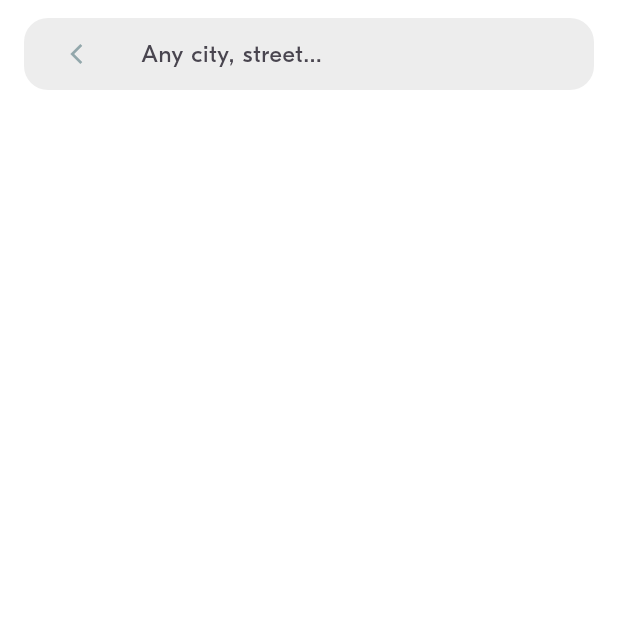
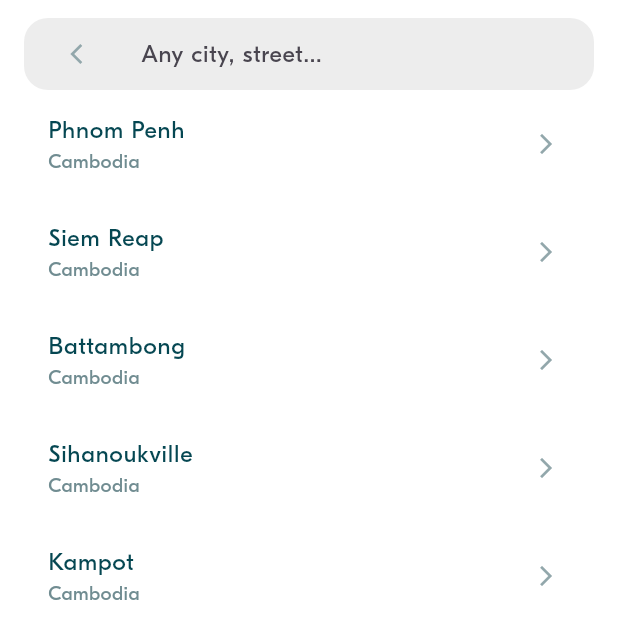
Before and after one commit to chimlimhao/flutter-term2, a Flutter app: the screen it shows after launch, after a tap on "Leaving from", on a phone screen of 412 x 824 dp. Shown: the top 639 px of the screen. Run offline on Flutter 3.47's test engine with Material 3 defaults, Android fonts, the phone set to English and light mode, and no system bars; project files that could hold a hidden picture were left out.

Commit message:
BLA-101: Refactor Location Service.

```diff
--- a/lib/main.dart
+++ b/lib/main.dart
@@ -1,13 +1,15 @@
 import 'package:flutter/material.dart';
+import 'package:app/repository/mock/mock_location_repository.dart';
 import 'package:app/repository/mock/mock_ride_preferences_repository.dart';
+import 'package:app/service/locations_service.dart';
+import 'package:app/service/ride_prefs_service.dart';
 import 'screens/ride_pref/ride_pref_screen.dart';
-import 'service/ride_prefs_service.dart';
 import 'theme/theme.dart';
 
 void main() {
   // 1 - Initialize the services
   RidePrefService.initialize(MockRidePreferencesRepository());
-
+  LocationsService.initialize(MockLocationRepository());
   // 2- Run the UI
   runApp(const MyApp());
 }
--- a/lib/model/ride/locations.dart
+++ b/lib/model/ride/locations.dart
@@ -4,7 +4,8 @@
 enum Country {
   france('France'),
   uk('United Kingdom'),
-  spain('Spain');
+  spain('Spain'),
+  kh('Cambodia');
 
   final String name;
 
--- /dev/null
+++ b/lib/repository/location_repository.dart
@@ -0,0 +1,5 @@
+import 'package:app/model/ride/locations.dart';
+
+abstract class LocationRepository {
+  List<Location> getLocations();
+}
--- /dev/null
+++ b/lib/repository/mock/mock_location_repository.dart
@@ -0,0 +1,15 @@
+import 'package:app/model/ride/locations.dart';
+import 'package:app/repository/location_repository.dart';
+
+class MockLocationRepository extends LocationRepository {
+  @override
+  List<Location> getLocations() {
+    return [
+      Location(name: 'Phnom Penh', country: Country.kh),
+      Location(name: 'Siem Reap', country: Country.kh),
+      Location(name: 'Battambong', country: Country.kh),
+      Location(name: 'Sihanoukville', country: Country.kh),
+      Location(name: 'Kampot', country: Country.kh),
+    ];
+  }
+}
--- a/lib/service/locations_service.dart
+++ b/lib/service/locations_service.dart
@@ -1,11 +1,55 @@
 import 'package:app/model/ride/locations.dart';
+import 'package:app/repository/location_repository.dart';
 
-import '../dummy_data/dummy_data.dart';
-
-////
-///   This service handles:
-///   - The list of available rides
+///
+/// This service handles:
+/// - The list of available locations
 ///
 class LocationsService {
-  static const List<Location> availableLocations = fakeLocations;
+  // Static repository instance
+  static LocationsService? _instance;
+
+  // Access to past preferences
+  final LocationRepository repository;
+
+  ///
+  /// Private constructor
+  ///
+  LocationsService._internal(this.repository);
+
+  ///
+  /// Initialize
+  ///
+  static void initialize(LocationRepository repository) {
+    if (_instance == null) {
+      _instance = LocationsService._internal(repository);
+    } else {
+      throw Exception("LocationsService is already initialized.");
+    }
+  }
+
+  ///
+  /// Singleton accessor
+  ///
+  static LocationsService get instance {
+    if (_instance == null) {
+      throw Exception(
+          "LocationsService is not initialized. Call initialize() first.");
+    }
+    return _instance!;
+  }
+
+  // Get all available locations from the repository
+  static List<Location> getAvailableLocations() {
+    return _instance!.repository.getLocations();
+  }
+
+  // Filter locations by search text
+  static List<Location> getLocationsFor(String searchText) {
+    return _instance!.repository
+        .getLocations()
+        .where((location) =>
+            location.name.toUpperCase().contains(searchText.toUpperCase()))
+        .toList();
+  }
 }
--- a/lib/widgets/inputs/bla_location_picker.dart
+++ b/lib/widgets/inputs/bla_location_picker.dart
@@ -11,7 +11,10 @@ class BlaLocationPicker extends StatefulWidget {
   final Location?
       initLocation; // The picker can be triguer with an existing location name
 
-  const BlaLocationPicker({super.key, this.initLocation});
+  const BlaLocationPicker({
+    super.key,
+    this.initLocation,
+  });
 
   @override
   State<BlaLocationPicker> createState() => _BlaLocationPickerState();
@@ -19,6 +22,7 @@ class BlaLocationPicker extends StatefulWidget {
 
 class _BlaLocationPickerState extends State<BlaLocationPicker> {
   List<Location> filteredLocations = [];
+  String initialSearchText = '';
 
   // ----------------------------------
   // Initialize the Form attributes
@@ -29,7 +33,12 @@ class _BlaLocationPickerState extends State<BlaLocationPicker> {
     super.initState();
 
     if (widget.initLocation != null) {
-      filteredLocations = getLocationsFor(widget.initLocation!.name);
+      // Set the initial search text to the selected location name
+      initialSearchText = widget.initLocation!.name;
+      filteredLocations = getLocationsFor(initialSearchText);
+    } else {
+      // Show all locations by default
+      filteredLocations = LocationsService.getAvailableLocations();
     }
   }
 
@@ -45,8 +54,11 @@ class _BlaLocationPickerState extends State<BlaLocationPicker> {
     List<Location> newSelection = [];
 
     if (searchText.length > 1) {
-      // We start to search from 2 characters only.
+      // Start to search from 2 characters only.
       newSelection = getLocationsFor(searchText);
+    } else {
+      // Show all locations when search is cleared
+      newSelection = LocationsService.getAvailableLocations();
     }
 
     setState(() {
@@ -55,16 +67,14 @@ class _BlaLocationPickerState extends State<BlaLocationPicker> {
   }
 
   List<Location> getLocationsFor(String text) {
-    return LocationsService.availableLocations
-        .where((location) =>
-            location.name.toUpperCase().contains(text.toUpperCase()))
-        .toList();
+    return LocationsService.getLocationsFor(text);
   }
 
   @override
   Widget build(BuildContext context) {
     return Scaffold(
-        body: Padding(
+        body: SafeArea(
+      child: Padding(
         padding: const EdgeInsets.only(
             left: BlaSpacings.m, right: BlaSpacings.m, top: BlaSpacings.s),
         child: Column(
@@ -73,6 +83,7 @@ class _BlaLocationPickerState extends State<BlaLocationPicker> {
             BlaSearchBar(
               onBackPressed: onBackSelected,
               onSearchChanged: onSearchChanged,
+              initQuery: initialSearchText,
             ),
 
             Expanded(
@@ -85,6 +96,7 @@ class _BlaLocationPickerState extends State<BlaLocationPicker> {
               ),
             ),
           ],
+        ),
       ),
     ));
   }
@@ -127,10 +139,14 @@ class LocationTile extends StatelessWidget {
 ///
 class BlaSearchBar extends StatefulWidget {
   const BlaSearchBar(
-      {super.key, required this.onSearchChanged, required this.onBackPressed});
+      {super.key,
+      required this.onSearchChanged,
+      required this.onBackPressed,
+      this.initQuery = ''});
 
   final Function(String text) onSearchChanged;
   final VoidCallback onBackPressed;
+  final String initQuery;
 
   @override
   State<BlaSearchBar> createState() => _BlaSearchBarState();
@@ -141,6 +157,12 @@ class _BlaSearchBarState extends State<BlaSearchBar> {
   final FocusNode _focusNode = FocusNode();
 
   bool get searchIsNotEmpty => _controller.text.isNotEmpty;
+
+  @override
+  void initState() {
+    _controller.text = widget.initQuery;
+    super.initState();
+  }
 
   void onChanged(String newText) {
     // 1 - Notity the listener
@@ -185,7 +207,7 @@ class _BlaSearchBarState extends State<BlaSearchBar> {
               focusNode: _focusNode, // Keep focus
               onChanged: onChanged,
               controller: _controller,
-              style: TextStyle(color: BlaColors.textLight),
+              style: TextStyle(color: BlaColors.textNormal),
               decoration: InputDecoration(
                 hintText: "Any city, street...",
                 border: InputBorder.none, // No border
```
Lines whose indentation alone changed are shown as unchanged.
